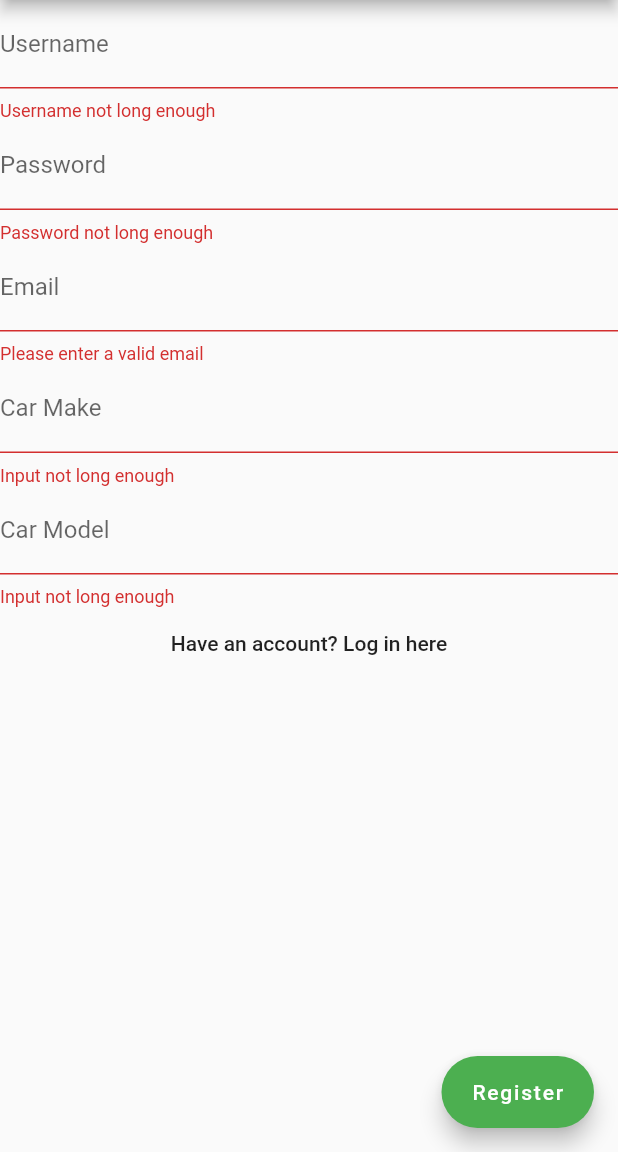
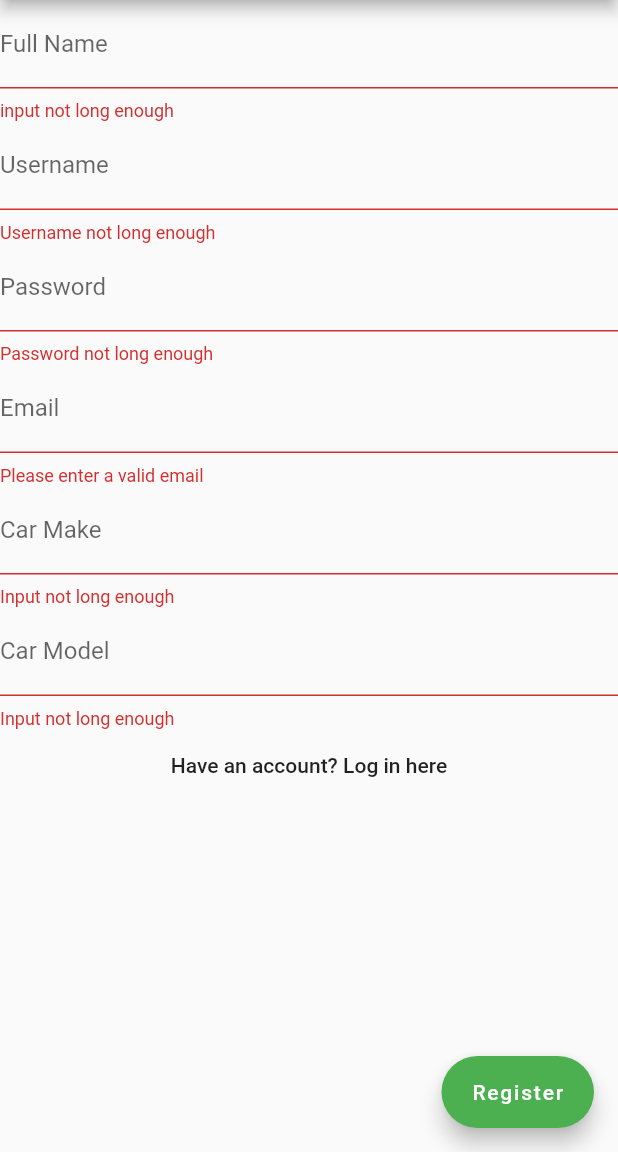
Before and after one commit to JonnyRiley/ReCharge, a Flutter app: the RegisterForm screen opened directly, on a phone screen of 412 x 824 dp, the part 84-1236 px from its top. Run offline on Flutter 3.47's test engine with Material 2 defaults, Android fonts, the phone set to English and light mode, and no system bars; our stand-ins replace email_validator.

Commit message:
add name input to registration form

```diff
--- a/lib/Widgets/RegisterForm.dart
+++ b/lib/Widgets/RegisterForm.dart
@@ -10,6 +10,7 @@ class RegisterForm extends StatefulWidget {
 
 class _RegisterFormState extends State<RegisterForm> {
   final GlobalKey<FormState> _formKey = GlobalKey<FormState>();
+  String _name;
   String _username;
   String _password;
   String _email;
@@ -27,6 +28,16 @@ class _RegisterFormState extends State<RegisterForm> {
         key: _formKey,
         child: Column(
           children: <Widget>[
+            TextFormField(
+              decoration: const InputDecoration(labelText: 'Full Name'),
+              keyboardType: TextInputType.text,
+              validator: (value) {
+                if (value.length < 2) {
+                  return 'input not long enough';
+                }
+              },
+              onSaved: (value) => _name = value,
+            ),
             TextFormField(
               decoration: const InputDecoration(labelText: 'Username'),
               keyboardType: TextInputType.text,
```
Also changed, not shown: lib/Widgets/UserHomePage.dart (added).
